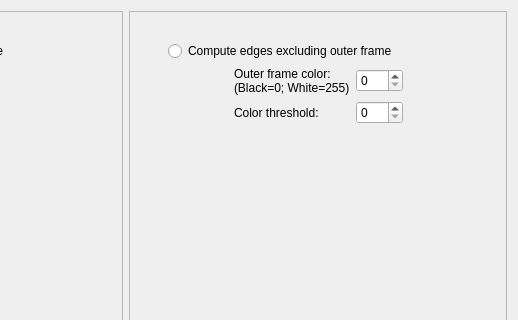
Old version of the form App/Dialogs/AdaptiveEdges/AdaptiveEdgesDialog.ui in the repository FelixdelasPozas/EspINA; both pictures show x 267 to 785 and y 0 to 320 of the 785 by 456 pixel window.
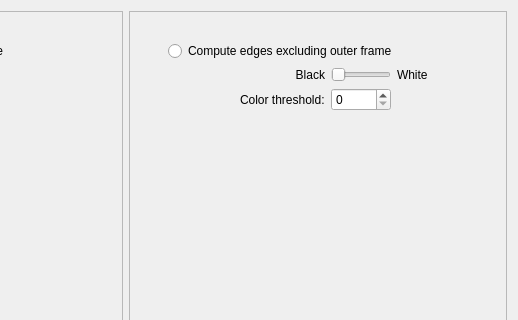
New version of the form. Icons and pictures are not drawn.

Diff of the .ui file:
```diff
--- a/App/Dialogs/AdaptiveEdges/AdaptiveEdgesDialog.ui
+++ b/App/Dialogs/AdaptiveEdges/AdaptiveEdgesDialog.ui
@@ -133,31 +133,12 @@
         </item>
         <item>
          <layout class="QGridLayout" name="gridLayout">
-          <item row="1" column="0">
-           <spacer name="horizontalSpacer_2">
-            <property name="orientation">
-             <enum>Qt::Horizontal</enum>
-            </property>
-            <property name="sizeHint" stdset="0">
-             <size>
-              <width>40</width>
-              <height>20</height>
-             </size>
-            </property>
-           </spacer>
-          </item>
           <item row="1" column="4">
-           <spacer name="horizontalSpacer">
-            <property name="orientation">
-             <enum>Qt::Horizontal</enum>
+           <widget class="QLabel" name="label">
+            <property name="text">
+             <string>White</string>
             </property>
-            <property name="sizeHint" stdset="0">
-             <size>
-              <width>40</width>
-              <height>20</height>
-             </size>
-            </property>
-           </spacer>
+           </widget>
           </item>
           <item row="2" column="1">
            <widget class="QLabel" name="thresholdLabel">
@@ -169,13 +150,25 @@
           <item row="1" column="1">
            <widget class="QLabel" name="colorLabel">
             <property name="text">
-             <string>Outer frame color:
-(Black=0; White=255)</string>
+             <string>Black</string>
+            </property>
+            <property name="alignment">
+             <set>Qt::AlignRight|Qt::AlignTrailing|Qt::AlignVCenter</set>
+            </property>
+           </widget>
+          </item>
+          <item row="2" column="3">
+           <widget class="QSpinBox" name="thresholdBox">
+            <property name="maximumSize">
+             <size>
+              <width>60</width>
+              <height>16777215</height>
+             </size>
             </property>
            </widget>
           </item>
           <item row="1" column="3">
-           <widget class="QSpinBox" name="colorBox">
+           <widget class="QSlider" name="colorBox">
             <property name="maximumSize">
              <size>
               <width>60</width>
@@ -185,17 +178,36 @@
             <property name="maximum">
              <number>255</number>
             </property>
+            <property name="orientation">
+             <enum>Qt::Horizontal</enum>
+            </property>
            </widget>
           </item>
-          <item row="2" column="3">
-           <widget class="QSpinBox" name="thresholdBox">
-            <property name="maximumSize">
+          <item row="2" column="4">
+           <spacer name="horizontalSpacer">
+            <property name="orientation">
+             <enum>Qt::Horizontal</enum>
+            </property>
+            <property name="sizeHint" stdset="0">
              <size>
-              <width>60</width>
-              <height>16777215</height>
+              <width>40</width>
+              <height>20</height>
              </size>
             </property>
-           </widget>
+           </spacer>
+          </item>
+          <item row="2" column="0">
+           <spacer name="horizontalSpacer_2">
+            <property name="orientation">
+             <enum>Qt::Horizontal</enum>
+            </property>
+            <property name="sizeHint" stdset="0">
+             <size>
+              <width>40</width>
+              <height>20</height>
+             </size>
+            </property>
+           </spacer>
           </item>
          </layout>
         </item>
```
